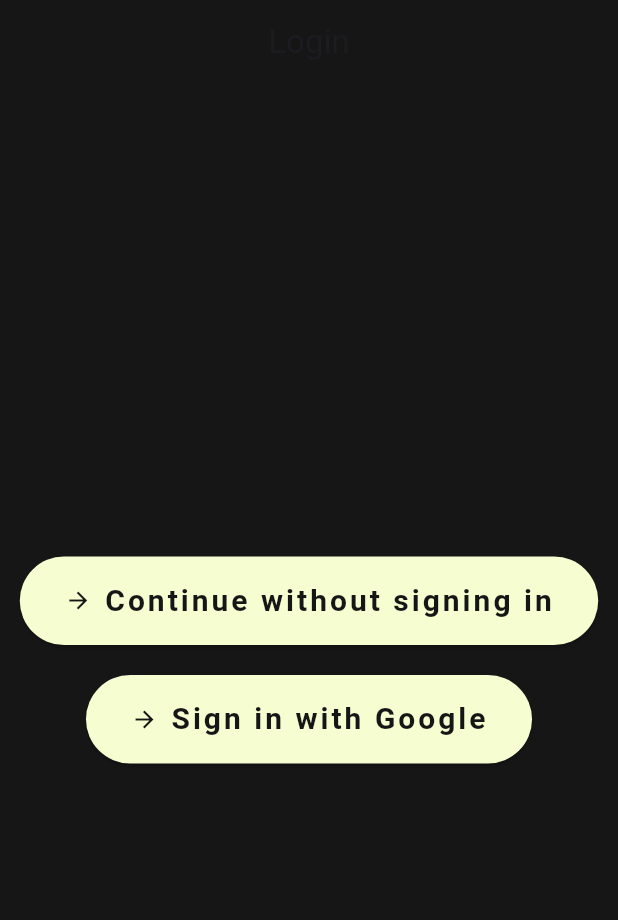
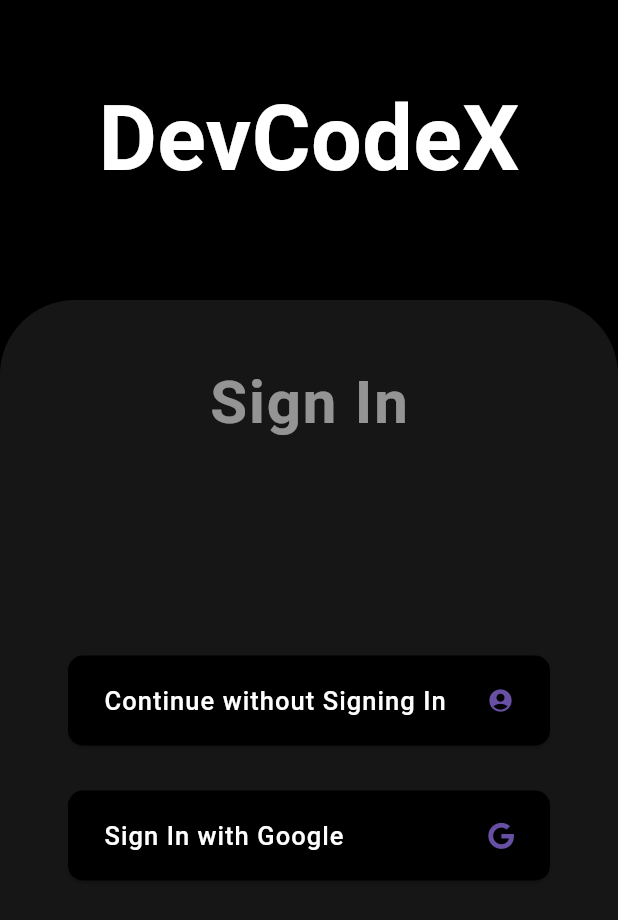
Before and after one commit to Udbhav2105/DevCodeX, a Flutter app: the screen it shows after launch, on a phone screen of 412 x 824 dp. Shown: the top 920 px of the screen. Run offline on Flutter 3.47's test engine with Material 3 defaults, Android fonts, the phone set to English and light mode, and no system bars; our stand-ins replace firebase_auth, firebase_core, flutter_spinkit, flutter_svg, font_awesome_flutter, google_sign_in and 1 more; missing offline and left inert: leetcode_unofficial_api; accounts and stored records are empty.

Commit message:
sign in page UI created

```diff
--- a/lib/firebase_login.dart
+++ b/lib/firebase_login.dart
@@ -1,75 +1,125 @@
 import 'package:DevCodeX/services/app_color.dart';
 import 'package:flutter/material.dart';
 import 'package:DevCodeX/auth.dart';
+import 'package:font_awesome_flutter/font_awesome_flutter.dart';
 
 class FirebaseLogin extends StatelessWidget {
   final AuthService _auth = AuthService();
+
   FirebaseLogin({super.key});
 
   @override
   Widget build(BuildContext context) {
     return Scaffold(
-      appBar: AppBar(
-        title: const Text('Login'),
-        centerTitle: true,
-        backgroundColor: AppColors.backgroundColor,
-        iconTheme: const IconThemeData(color: Colors.white),
+      backgroundColor: Colors.black,
+      body: SafeArea(
+        child: Column(
+          children: [
+            Center(
+              child: Container(
+                margin: EdgeInsets.fromLTRB(0, 50, 0, 0),
+                height: 150,
+                color: Colors.black12,
+                child: const Text(
+                  "DevCodeX",
+                  style: TextStyle(
+                    fontSize: 60,
+                    fontWeight: FontWeight.bold,
+                    color: Colors.white,
                   ),
-      backgroundColor: AppColors.backgroundColor,
-      body: Center(
+                ),
+              ),
+            ),
+            // Adding a SizedBox to separate the title from the bottom container
+            Expanded(
+              child: Container(
+                decoration: const BoxDecoration(
+                    color: AppColors.backgroundColor,
+                    borderRadius: BorderRadius.only(
+                      topLeft: Radius.circular(50),
+                      topRight: Radius.circular(50),
+                    )),
+                width: double.infinity,
+                height: MediaQuery.of(context).size.height * 0.8,
+                child: Center(
                   child: Column(
-          mainAxisAlignment: MainAxisAlignment.center,
-          children: <Widget>[
-            ElevatedButton.icon(
+                    children: [
+                      const Padding(
+                        padding: EdgeInsets.fromLTRB(0, 40, 0, 40),
+                        child: Text(
+                          'Sign In',
+                          style: TextStyle(
+                            fontSize: 40,
+                            fontWeight: FontWeight.bold,
+                            letterSpacing: 1.2,
+                            color: Colors.white54,
+                          ),
+                        ),
+                      ),
+                      const SizedBox(height: 100),
+                      SizedBox(
+                        width: MediaQuery.of(context).size.width * 0.78,
+                        child: ElevatedButton(
                           onPressed: () async {
                             await _auth.signInAnonymously();
                           },
-              icon: const Icon(
-                Icons.arrow_forward,
-                color: AppColors.backgroundColor,
-              ),
-              label: const Text(
-                "Continue without signing in",
-                style: TextStyle(
-                  color: AppColors.backgroundColor,
-                  fontSize: 20,
-                  fontWeight: FontWeight.bold,
-                  letterSpacing: 2,
+                          style: ElevatedButton.styleFrom(
+                            backgroundColor: Colors.black,
+                            minimumSize: Size(200, 60),
+                            shape: RoundedRectangleBorder(
+                              borderRadius: BorderRadius.circular(10),
                             ),
                           ),
-              style: ElevatedButton.styleFrom(
-                  backgroundColor: AppColors.secondaryColor,
-                  padding: const EdgeInsets.fromLTRB(30, 15, 30, 15),
-                  shape: RoundedRectangleBorder(
-                    borderRadius: BorderRadius.circular(30),
-                  )),
+                          child: const Row(
+                            mainAxisAlignment: MainAxisAlignment.spaceBetween,
+                            children: [
+                              Text(
+                                "Continue without Signing In",
+                                style: TextStyle(
+                                    color: Colors.white,
+                                    letterSpacing: 0.7,
+                                    fontSize: 17),
+                              ),
+                              Icon(Icons.account_circle),
+                            ],
+                          ),
+                        ),
                       ),
                       const SizedBox(
-              height: 20,
+                        height: 30,
                       ),
-            ElevatedButton.icon(
+                      SizedBox(
+                        width: MediaQuery.of(context).size.width * 0.78,
+                        child: ElevatedButton(
                           onPressed: () async {
                             await _auth.signInWithGoogle();
                           },
-              icon: const Icon(
-                Icons.arrow_forward,
-                color: AppColors.backgroundColor,
-              ),
-              label: const Text(
-                "Sign in with Google",
-                style: TextStyle(
-                  color: AppColors.backgroundColor,
-                  fontSize: 20,
-                  fontWeight: FontWeight.bold,
-                  letterSpacing: 2,
+                          style: ElevatedButton.styleFrom(
+                            backgroundColor: Colors.black,
+                            minimumSize: Size(200, 60),
+                            shape: RoundedRectangleBorder(
+                              borderRadius: BorderRadius.circular(10),
                             ),
                           ),
-              style: ElevatedButton.styleFrom(
-                  backgroundColor: AppColors.secondaryColor,
-                  padding: const EdgeInsets.fromLTRB(30, 15, 30, 15),
-                  shape: RoundedRectangleBorder(
-                    borderRadius: BorderRadius.circular(30),
-                  )),
+                          child: const Row(
+                            mainAxisAlignment: MainAxisAlignment.spaceBetween,
+                            children: [
+                              Text(
+                                "Sign In with Google",
+                                style: TextStyle(
+                                    color: Colors.white,
+                                    letterSpacing: 0.7,
+                                    fontSize: 17),
+                              ),
+                              FaIcon(FontAwesomeIcons.google),
+                            ],
+                          ),
+                        ),
+                      ),
+                    ],
+                  ),
+                ),
+              ),
             ),
           ],
         ),
--- a/pubspec.yaml
+++ b/pubspec.yaml
@@ -43,7 +43,7 @@ dependencies:
   firebase_core: ^3.6.0
   firebase_auth: ^5.3.1
   google_sign_in: ^6.2.1
-
+  font_awesome_flutter: ^10.7.0
 dev_dependencies:
   flutter_test:
     sdk: flutter
```
Also changed, not shown: pubspec.lock. Lines whose indentation alone changed are shown as unchanged.
